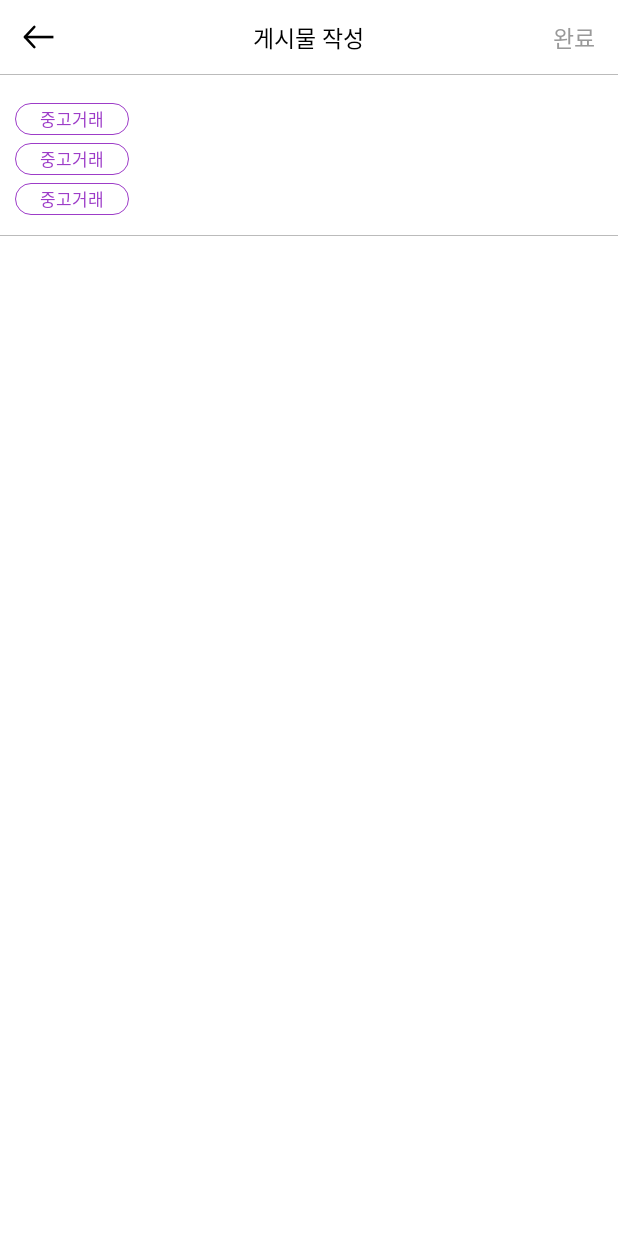
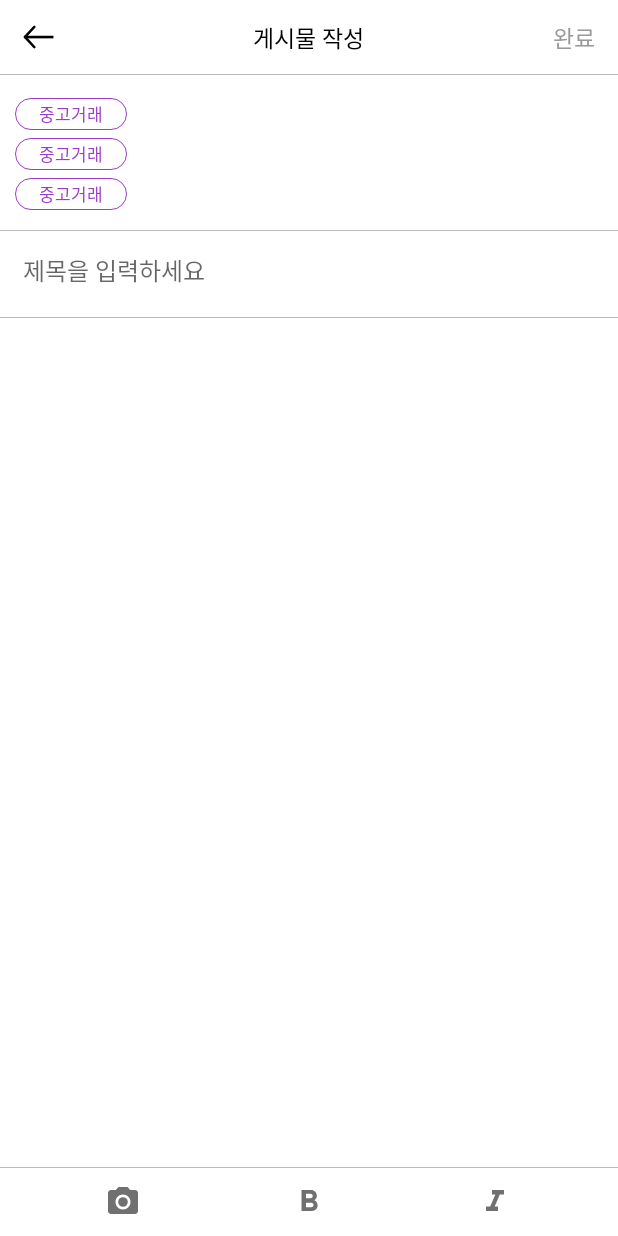
Before and after one commit to Dimirim/minor-hobby, an Android app: the layout activity_hobby_write.xml on its own in the app's theme, with its tools: preview values and no code run, on a phone screen of 412 x 824 dp. Run offline under Robolectric (Android 15) with nearby library versions, the phone set to English and light mode, and no system bars.

Commit message:
HobbyWrite 작성

```diff
--- /dev/null
+++ b/app/src/main/res/drawable/ic_format_bold_24px.xml
@@ -0,0 +1,9 @@
+<vector xmlns:android="http://schemas.android.com/apk/res/android"
+    android:width="24dp"
+    android:height="24dp"
+    android:viewportWidth="24"
+    android:viewportHeight="24">
+    <path
+        android:fillColor="#707070"
+        android:pathData="M15.6,10.79c0.97,-0.67 1.65,-1.77 1.65,-2.79 0,-2.26 -1.75,-4 -4,-4L7,4v14h7.04c2.09,0 3.71,-1.7 3.71,-3.79 0,-1.52 -0.86,-2.82 -2.15,-3.42zM10,6.5h3c0.83,0 1.5,0.67 1.5,1.5s-0.67,1.5 -1.5,1.5h-3v-3zM13.5,15.5L10,15.5v-3h3.5c0.83,0 1.5,0.67 1.5,1.5s-0.67,1.5 -1.5,1.5z" />
+</vector>
--- /dev/null
+++ b/app/src/main/res/drawable/ic_format_italic_24px.xml
@@ -0,0 +1,9 @@
+<vector xmlns:android="http://schemas.android.com/apk/res/android"
+    android:width="24dp"
+    android:height="24dp"
+    android:viewportWidth="24"
+    android:viewportHeight="24">
+    <path
+        android:fillColor="#707070"
+        android:pathData="M10,4v3h2.21l-3.42,8H6v3h8v-3h-2.21l3.42,-8H18V4z" />
+</vector>
--- /dev/null
+++ b/app/src/main/res/drawable/ic_photo_camera_24px.xml
@@ -0,0 +1,12 @@
+<vector xmlns:android="http://schemas.android.com/apk/res/android"
+    android:width="24dp"
+    android:height="24dp"
+    android:viewportWidth="24"
+    android:viewportHeight="24">
+    <path
+        android:fillColor="#707070"
+        android:pathData="M12,12m-3.2,0a3.2,3.2 0,1 1,6.4 0a3.2,3.2 0,1 1,-6.4 0" />
+    <path
+        android:fillColor="#707070"
+        android:pathData="M9,2L7.17,4L4,4c-1.1,0 -2,0.9 -2,2v12c0,1.1 0.9,2 2,2h16c1.1,0 2,-0.9 2,-2L22,6c0,-1.1 -0.9,-2 -2,-2h-3.17L15,2L9,2zM12,17c-2.76,0 -5,-2.24 -5,-5s2.24,-5 5,-5 5,2.24 5,5 -2.24,5 -5,5z" />
+</vector>
--- a/app/src/main/res/layout/activity_hobby_write.xml
+++ b/app/src/main/res/layout/activity_hobby_write.xml
@@ -54,7 +54,7 @@
         android:layout_width="match_parent"
         android:layout_height="wrap_content"
         android:layout_marginStart="10dp"
-        android:layout_marginTop="13dp"
+        android:layout_marginTop="10dp"
         android:layout_marginEnd="10dp"
         android:orientation="horizontal"
         app:layoutManager="com.google.android.flexbox.FlexboxLayoutManager"
@@ -67,11 +67,68 @@
         android:layout_marginTop="13dp"
         android:background="@color/colorPrimaryDarkLight" />
 
+    <EditText
+        style="@style/BigRegularText"
+        android:layout_width="match_parent"
+        android:layout_height="36dp"
+        android:layout_marginStart="15dp"
+        android:layout_marginTop="8dp"
+        android:background="@color/colorTransparent"
+        android:hint="제목을 입력하세요"
+        android:textSize="16sp" />
+
+    <View
+        android:layout_width="match_parent"
+        android:layout_height="0.5dp"
+        android:layout_marginTop="13dp"
+        android:background="@color/colorPrimaryDarkLight" />
+
     <androidx.core.widget.NestedScrollView
         android:layout_width="match_parent"
-        android:layout_height="match_parent">
+        android:layout_height="match_parent"
+        android:layout_weight="1">
 
 
     </androidx.core.widget.NestedScrollView>
 
+    <View
+        android:layout_width="match_parent"
+        android:layout_height="0.5dp"
+        android:layout_marginTop="13dp"
+        android:background="@color/colorPrimaryDarkLight" />
+
+    <LinearLayout
+        android:layout_width="match_parent"
+        android:layout_height="45dp"
+        android:layout_marginStart="20dp"
+        android:layout_marginEnd="20dp"
+        android:gravity="center_vertical"
+        android:orientation="horizontal">
+
+        <ImageButton
+            android:id="@+id/cameraBtn"
+            android:layout_width="0dp"
+            android:layout_height="match_parent"
+            android:layout_weight="1"
+            android:background="@color/colorTransparent"
+            android:src="@drawable/ic_photo_camera_24px" />
+
+        <ImageButton
+            android:id="@+id/boldBtn"
+            android:layout_width="0dp"
+            android:layout_height="match_parent"
+            android:layout_weight="1"
+            android:background="@color/colorTransparent"
+            android:src="@drawable/ic_format_bold_24px" />
+
+        <ImageButton
+            android:id="@+id/italicBtn"
+            android:layout_width="0dp"
+            android:layout_height="match_parent"
+            android:layout_weight="1"
+            android:background="@color/colorTransparent"
+            android:src="@drawable/ic_format_italic_24px" />
+
+    </LinearLayout>
+
 </LinearLayout>
--- a/app/src/main/res/layout/item_tag.xml
+++ b/app/src/main/res/layout/item_tag.xml
@@ -4,10 +4,12 @@
 
     <RelativeLayout
         android:id="@+id/root"
-        android:layout_width="76dp"
+        android:layout_width="wrap_content"
         android:layout_height="21dp"
+        android:layout_marginEnd="5dp"
+        android:paddingStart="16dp"
         android:layout_marginTop="5dp"
-        android:layout_marginEnd="8dp"
+        android:paddingEnd="16dp"
         android:background="@drawable/shape_round">
 
         <TextView
--- a/app/src/main/res/values/styles.xml
+++ b/app/src/main/res/values/styles.xml
@@ -10,8 +10,6 @@
     <style name="TextTheme" parent="@android:style/TextAppearance">
         <item name="android:textColor">#000000</item>
         <item name="android:textColorHighlight">@color/colorAccent</item>
-        <item name="android:textColorLink">@color/colorPrimary</item>
-        <item name="android:textColorHint">@color/colorAccent</item>
         <item name="android:includeFontPadding">false</item>
     </style>
 
```
